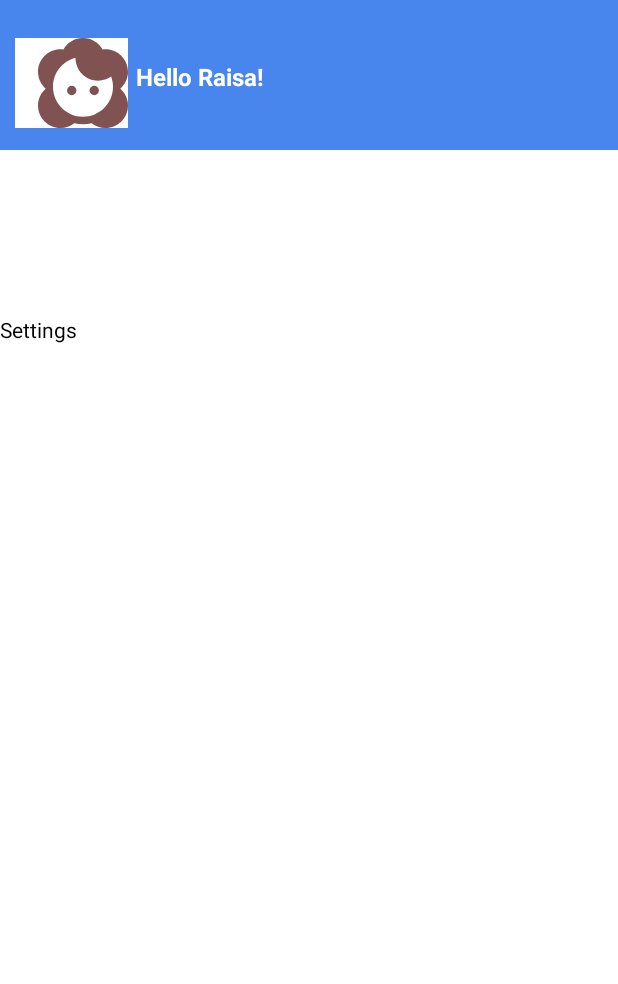
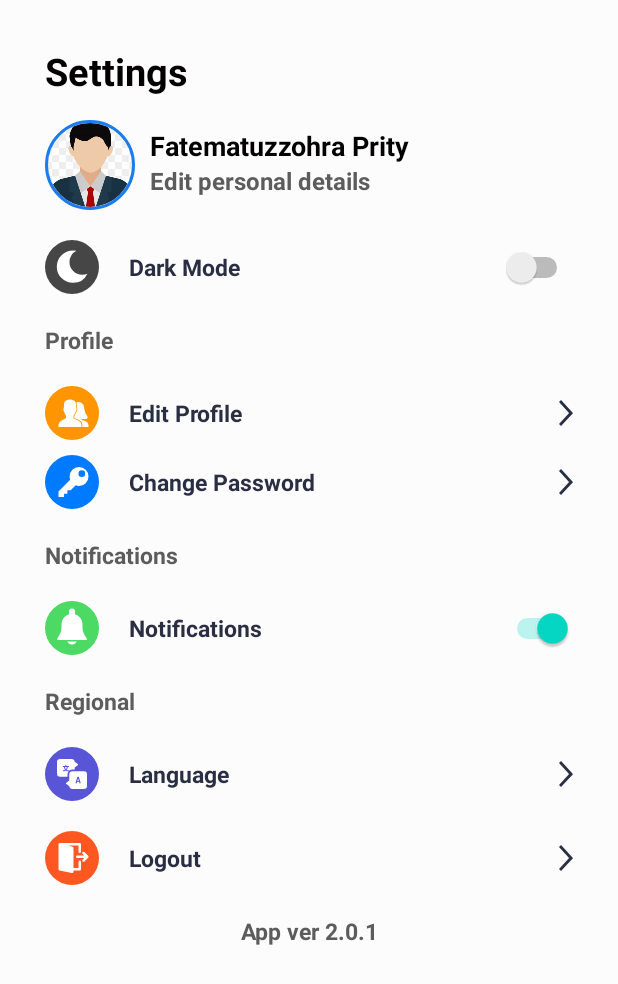
Before and after one commit to Raisa-islam/CarePlus, an Android app: the settings_card screen opened directly, with no data from a screen before it, on a phone screen of 412 x 824 dp. Shown: the top 984 px of the screen. Run offline under Robolectric (Android 15) with nearby library versions, the phone set to English and light mode, and no system bars; our stand-ins replace CircleImageView.

Commit message:
a little extra

```diff
--- a/app/build.gradle
+++ b/app/build.gradle
@@ -47,4 +47,7 @@ dependencies {
 
     implementation 'com.airbnb.android:lottie:3.4.4'
     implementation 'pl.droidsonroids.gif:android-gif-drawable:1.2.19'
+
+    //for circular image
+    implementation 'de.hdodenhof:circleimageview:3.0.0'
 }
--- /dev/null
+++ b/app/src/main/res/drawable/ic_dark_mode.xml
@@ -0,0 +1,12 @@
+<vector xmlns:android="http://schemas.android.com/apk/res/android"
+        android:width="36dp"
+        android:height="36dp"
+        android:viewportWidth="36.0"
+        android:viewportHeight="36.0">
+    <path
+        android:pathData="M18,18m-18,0a18,18 0,1 1,36 0a18,18 0,1 1,-36 0"
+        android:fillColor="#464646"/>
+    <path
+        android:pathData="M18.63,28.56a10.5,10.5 0,0 0,9.63 -6.07,8.23 8.23,0 0,1 -3.47,0.69A8.48,8.48 0,0 1,16.32 14.7,8.78 8.78,0 0,1 20.89,7.13 16.1,16.1 0,0 0,18.63 7a10.78,10.78 0,0 0,0 21.56ZM18.63,28.56"
+        android:fillColor="#fff"/>
+</vector>
--- /dev/null
+++ b/app/src/main/res/drawable/ic_edit_password.xml
@@ -0,0 +1,12 @@
+<vector xmlns:android="http://schemas.android.com/apk/res/android"
+        android:width="36dp"
+        android:height="36dp"
+        android:viewportWidth="36.0"
+        android:viewportHeight="36.0">
+    <path
+        android:pathData="M18,18m-18,0a18,18 0,1 1,36 0a18,18 0,1 1,-36 0"
+        android:fillColor="#007aff"/>
+    <path
+        android:pathData="M22.7,8a6.29,6.29 0,0 0,-6.3 6.3,7.76 7.76,0 0,0 0.37,2.22L9,24.3L9,28L12.7,28L12.7,25.78L14.93,25.78L14.93,23.56L17.15,23.56l3.33,-3.33a6.98,6.98 0,0 0,2.22 0.37A6.3,6.3 0,0 0,22.7 8ZM24.55,14.67a2.18,2.18 0,0 1,-2.22 -2.22,2.22 2.22,0 1,1 4.44,0A2.18,2.18 0,0 1,24.56 14.67Z"
+        android:fillColor="#fff"/>
+</vector>
--- /dev/null
+++ b/app/src/main/res/drawable/ic_edit_profile.xml
@@ -0,0 +1,15 @@
+<vector xmlns:android="http://schemas.android.com/apk/res/android"
+        android:width="36dp"
+        android:height="36dp"
+        android:viewportWidth="36.0"
+        android:viewportHeight="36.0">
+    <path
+        android:pathData="M18,18m-18,0a18,18 0,1 1,36 0a18,18 0,1 1,-36 0"
+        android:fillColor="#ff9500"/>
+    <path
+        android:pathData="M22.67,23.3 L19.49,21.7A0.88,0.88 0,0 1,19 20.92L19,19.79c0.08,-0.09 0.16,-0.2 0.24,-0.32a7.63,7.63 0,0 0,0.99 -1.93A1.32,1.32 0,0 0,21 16.33L21,15a1.33,1.33 0,0 0,-0.33 -0.88L20.67,12.35a2.99,2.99 0,0 0,-0.7 -2.17A4.2,4.2 0,0 0,16.67 9a4.2,4.2 0,0 0,-3.3 1.18,2.99 2.99,0 0,0 -0.7,2.17L12.67,14.13a1.33,1.33 0,0 0,-0.33 0.88L12.33,16.33a1.33,1.33 0,0 0,0.5 1.04A7,7 0,0 0,14 19.78v1.1a0.88,0.88 0,0 1,-0.46 0.77L10.57,23.28A3.01,3.01 0,0 0,9 25.92v1.41L24.33,27.33L24.33,25.99A2.99,2.99 0,0 0,22.67 23.3Z"
+        android:fillColor="#fff"/>
+    <path
+        android:pathData="M27.49,23.68l-3.24,-1.4a0.66,0.66 0,0 1,-0.23 -0.26l2.17,0s0.13,0.01 0.32,0.01a3.5,3.5 0,0 0,1.33 -0.24,0.99 0.99,0 0,0 0.41,-1.48A11.04,11.04 0,0 1,26.14 14.77c0,-0.04 -0.13,-4.03 -4.07,-4.06a4.94,4.94 0,0 0,-1.12 0.14A3.6,3.6 0,0 1,21.17 12.38v1.58a1.82,1.82 0,0 1,0.33 1.05v1.33a1.83,1.83 0,0 1,-0.87 1.55,8.1 8.1,0 0,1 -0.98,1.87q-0.08,0.11 -0.15,0.2v0.95a0.37,0.37 0,0 0,0.21 0.34l3.18,1.59a3.49,3.49 0,0 1,1.94 3.14v1.35L29,27.33L29,26.1A2.7,2.7 0,0 0,27.49 23.68Z"
+        android:fillColor="#fff"/>
+</vector>
--- /dev/null
+++ b/app/src/main/res/drawable/ic_languages.xml
@@ -0,0 +1,21 @@
+<vector xmlns:android="http://schemas.android.com/apk/res/android"
+        android:width="36dp"
+        android:height="36dp"
+        android:viewportWidth="36.0"
+        android:viewportHeight="36.0">
+    <path
+        android:pathData="M18,18m-18,0a18,18 0,1 1,36 0a18,18 0,1 1,-36 0"
+        android:fillColor="#5856d6"/>
+    <path
+        android:pathData="M25.85,16.16h-7.53a2.16,2.16 0,0 0,-2.15 2.15v4.09l-1.95,1.39a0.59,0.59 0,0 0,0 0.95l1.98,1.41a2.16,2.16 0,0 0,2.13 1.84h7.53a2.16,2.16 0,0 0,2.15 -2.15v-7.53A2.16,2.16 0,0 0,25.85 16.16ZM23.31,24.39c-0.14,0 -0.25,-0.04 -0.28,-0.16l-0.24,-0.83h-1.44l-0.24,0.83c-0.03,0.12 -0.14,0.16 -0.28,0.16 -0.22,0 -0.51,-0.14 -0.51,-0.34a0.36,0.36 0,0 1,0.01 -0.06l1.21,-3.95a0.51,0.51 0,0 1,0.52 -0.28c0.24,0 0.47,0.09 0.53,0.28l1.21,3.95a0.28,0.28 0,0 1,0.01 0.06C23.83,24.25 23.53,24.39 23.31,24.39ZM23.31,24.39"
+        android:fillColor="#fff"/>
+    <path
+        android:pathData="M21.53,22.75h1.09l-0.55,-1.93ZM21.53,22.75"
+        android:fillColor="#fff"/>
+    <path
+        android:pathData="M14.99,18.31a3.31,3.31 0,0 1,0.73 -2.08,3.14 3.14,0 0,1 -1.8,-0.56 3.14,3.14 0,0 1,-1.8 0.56,0.33 0.33,0 0,1 0,-0.66A2.49,2.49 0,0 0,13.4 15.22,3.15 3.15,0 0,1 12.58,13.4L12.12,13.4a0.33,0.33 0,1 1,0 -0.66L13.59,12.74v-0.8a0.33,0.33 0,1 1,0.66 0v0.8h1.47a0.33,0.33 0,1 1,0 0.66L15.26,13.4a3.15,3.15 0,0 1,-0.83 1.82,2.48 2.48,0 0,0 1.28,0.35 0.33,0.33 0,0 1,0.33 0.31,3.31 3.31,0 0,1 2.26,-0.89h1.53L19.84,13.59L21.79,12.2a0.59,0.59 0,0 0,0 -0.95L19.82,9.84A2.16,2.16 0,0 0,17.69 8L10.15,8A2.16,2.16 0,0 0,8 10.15L8,17.69a2.16,2.16 0,0 0,2.15 2.15L14.99,19.84ZM14.99,18.31"
+        android:fillColor="#fff"/>
+    <path
+        android:pathData="M13.92,14.8a2.5,2.5 0,0 0,0.68 -1.4h-1.36A2.5,2.5 0,0 0,13.92 14.8ZM13.92,14.8"
+        android:fillColor="#fff"/>
+</vector>
--- /dev/null
+++ b/app/src/main/res/drawable/ic_logout.xml
@@ -0,0 +1,15 @@
+<vector xmlns:android="http://schemas.android.com/apk/res/android"
+        android:width="36dp"
+        android:height="36dp"
+        android:viewportWidth="36.0"
+        android:viewportHeight="36.0">
+    <path
+        android:pathData="M18,18m-18,0a18,18 0,1 1,36 0a18,18 0,1 1,-36 0"
+        android:fillColor="#ff5722"/>
+    <path
+        android:pathData="M28.94,16.85a0.84,0.84 0,0 0,-0.18 -0.27l-2.5,-2.5a0.83,0.83 0,1 0,-1.18 1.18l1.08,1.08h-4.66a0.83,0.83 0,1 0,0 1.67h4.66l-1.08,1.08a0.83,0.83 0,1 0,1.18 1.18l2.5,-2.5a0.83,0.83 0,0 0,0.18 -0.27A0.83,0.83 0,0 0,28.94 16.85Z"
+        android:fillColor="#fff"/>
+    <path
+        android:pathData="M23.17,19.67a0.83,0.83 0,0 0,-0.83 0.83v4.17L19,24.67L19,11.33a0.83,0.83 0,0 0,-0.59 -0.8L15.51,9.67h6.82L22.33,13.83a0.83,0.83 0,0 0,1.67 0v-5A0.83,0.83 0,0 0,23.17 8L9.83,8A0.74,0.74 0,0 0,9.75 8.02,0.82 0.82,0 0,0 9.39,8.14C9.38,8.15 9.35,8.15 9.34,8.16S9.33,8.18 9.32,8.18A0.83,0.83 0,0 0,9.1 8.45a0.68,0.68 0,0 0,-0.02 0.07,0.79 0.79,0 0,0 -0.07,0.2 0.52,0.52 0,0 0,0 0.07C9.01,8.8 9,8.82 9,8.83L9,25.5a0.83,0.83 0,0 0,0.67 0.82l8.33,1.67A0.78,0.78 0,0 0,18.17 28a0.83,0.83 0,0 0,0.83 -0.83v-0.83h4.17a0.83,0.83 0,0 0,0.83 -0.83v-5A0.83,0.83 0,0 0,23.17 19.67Z"
+        android:fillColor="#fff"/>
+</vector>
--- /dev/null
+++ b/app/src/main/res/drawable/ic_more.xml
@@ -0,0 +1,11 @@
+<vector xmlns:android="http://schemas.android.com/apk/res/android"
+        android:width="9dp"
+        android:height="17dp"
+        android:viewportWidth="9.879"
+        android:viewportHeight="17.488">
+    <path
+        android:pathData="M0.723,0.69l7.72,8.094 0.046,0.048 -3.857,3.952 -3.909,4"
+        android:strokeColor="#2a2e43"
+        android:fillColor="#00000000"
+        android:strokeWidth="2"/>
+</vector>
--- /dev/null
+++ b/app/src/main/res/drawable/ic_notifications.xml
@@ -0,0 +1,15 @@
+<vector xmlns:android="http://schemas.android.com/apk/res/android"
+        android:width="36dp"
+        android:height="36dp"
+        android:viewportWidth="36.0"
+        android:viewportHeight="36.0">
+    <path
+        android:pathData="M18,18m-18,0a18,18 0,1 1,36 0a18,18 0,1 1,-36 0"
+        android:fillColor="#4cd964"/>
+    <path
+        android:pathData="M27.92,25.24l-1.72,-2.86a8.5,8.5 0,0 1,-1.21 -4.37L25,15.5a7.01,7.01 0,0 0,-5 -6.7L20,7a2,2 0,1 0,-4 0L16,8.8a7.01,7.01 0,0 0,-5 6.7v2.51a8.51,8.51 0,0 1,-1.21 4.37l-1.72,2.86a0.5,0.5 0,0 0,0.43 0.76h19a0.5,0.5 0,0 0,0.43 -0.76Z"
+        android:fillColor="#fff"/>
+    <path
+        android:pathData="M14.85,27a3.48,3.48 0,0 0,6.3 0Z"
+        android:fillColor="#fff"/>
+</vector>
--- a/app/src/main/res/layout/activity_settings_card.xml
+++ b/app/src/main/res/layout/activity_settings_card.xml
@@ -1,69 +1,108 @@
 <?xml version="1.0" encoding="utf-8"?>
-<LinearLayout xmlns:android="http://schemas.android.com/apk/res/android"
+<ScrollView
+    xmlns:android="http://schemas.android.com/apk/res/android"
     xmlns:app="http://schemas.android.com/apk/res-auto"
     xmlns:tools="http://schemas.android.com/tools"
+    tools:context=".settings_card"
     android:layout_width="match_parent"
     android:layout_height="match_parent"
-    android:orientation="vertical"
-    tools:context=".settings_card">
-    <FrameLayout
+    android:background="@color/contentBodyColor">
 
-        android:id="@+id/frame1"
+    <LinearLayout
         android:layout_width="match_parent"
-        android:layout_height="100dp"
-        android:layout_alignParentTop="true"
-        android:layout_marginTop="0dp"
-        android:background="@color/colorAccent"
-        android:gravity="center_vertical">
+        android:layout_height="wrap_content"
+        android:orientation="vertical"
+        android:padding="30dp">
+
+        <TextView
+            style="@style/viewParent.headerText"
+            android:text="Settings" />
+
+        <RelativeLayout
+            android:layout_width="match_parent"
+            android:layout_height="wrap_content">
+
+            <de.hdodenhof.circleimageview.CircleImageView
+                android:id="@+id/profileCircleImageView"
+                android:layout_width="60dp"
+                android:layout_height="60dp"
+                app:civ_border_width="2dp"
+                app:civ_border_color="@color/imageBorderColor"
+                android:src="@drawable/user_dp"
+                android:layout_marginTop="15dp"
+                android:layout_marginRight="10dp"/>
+
+            <TextView
+                android:id="@+id/usernameTextView"
+                style="@style/viewParent.headerText"
+                android:layout_marginTop="20dp"
+                android:layout_toRightOf="@id/profileCircleImageView"
+                android:text="Fatematuzzohra Prity"
+                android:textSize="18sp" />
+
+            <TextView
+                style="@style/viewParent.headerText"
+                android:text="Edit personal details"
+                android:textSize="16sp"
+                android:textColor="#5D5C5C"
+                android:layout_below="@id/usernameTextView"
+                android:layout_toRightOf="@id/profileCircleImageView"/>
 
 
-        <LinearLayout
-            android:layout_width="wrap_content"
-            android:layout_height="wrap_content"
-            android:layout_marginStart="10dp"
-            android:layout_marginLeft="10dp"
-            android:orientation="horizontal">
 
-            <LinearLayout
-                android:layout_width="wrap_content"
-                android:layout_height="wrap_content"
-                android:layout_marginTop="25dp"
-                android:background="@color/white">
+        </RelativeLayout>
 
-                <ImageView
-                    android:layout_width="60dp"
-                    android:layout_height="60dp"
-                    android:layout_marginLeft="15dp"
-                    android:background="@drawable/ic_baseline_face_2_24" />
+        <Switch
+            android:id="@+id/darkModeSwitch"
+            style="@style/settingsText"
+            android:drawableLeft="@drawable/ic_dark_mode"
+            android:text="Dark Mode" />
 
-            </LinearLayout>
+        <TextView
+            style="@style/viewParent.headerText.settingsMiniTitle"
+            android:text="Profile"/>
+
+        <TextView
+            style="@style/viewParent.headerText.settingsTextIcon"
+            android:drawableLeft="@drawable/ic_edit_profile"
+            android:text="Edit Profile" />
+
+        <TextView
+            style="@style/viewParent.headerText.settingsTextIcon"
+            android:drawableLeft="@drawable/ic_edit_password"
+            android:layout_marginTop="10dp"
+            android:text="Change Password" />
+
+        <TextView
+            style="@style/viewParent.headerText.settingsMiniTitle"
+            android:text="Notifications"/>
+
+        <Switch
+            style="@style/settingsText"
+            android:checked="true"
+            android:drawableLeft="@drawable/ic_notifications"
+            android:text="Notifications" />
+
+        <TextView
+            style="@style/viewParent.headerText.settingsMiniTitle"
+            android:text="Regional"/>
+
+        <TextView
+            style="@style/viewParent.headerText.settingsTextIcon"
+            android:drawableLeft="@drawable/ic_languages"
+            android:text="Language" />
 
 
-            <TextView
-                android:id="@+id/TVname"
-                android:layout_width="match_parent"
-                android:layout_height="wrap_content"
-                android:layout_marginLeft="5dp"
-                android:layout_marginTop="40dp"
-                android:text="Hello Raisa!"
-                android:textColor="@color/white"
-                android:textSize="16sp"
-                android:textStyle="bold" />
-        </LinearLayout>
+        <TextView
+            style="@style/viewParent.headerText.settingsTextIcon"
+            android:drawableLeft="@drawable/ic_logout"
+            android:text="Logout"
+            android:textColorLink="#FF5722" />
 
+        <TextView
+            style="@style/viewParent.headerText.settingsMiniTitle"
+            android:text="App ver 2.0.1"
+            android:textAlignment="center" />
 
-    </FrameLayout>
-    <FrameLayout
-        android:layout_width="match_parent"
-        android:layout_height="wrap_content"
-        android:layout_marginTop="10dp">
-        <!--here we will update the things later-->
-        <TextView
-            android:layout_width="100dp"
-            android:layout_height="100dp"
-            android:layout_marginTop="100dp"
-            android:text="Settings"
-            android:textColor="@color/black"/>
-    </FrameLayout>
-
-</LinearLayout>
+    </LinearLayout>
+</ScrollView>
--- a/app/src/main/res/values/colors.xml
+++ b/app/src/main/res/values/colors.xml
@@ -12,5 +12,9 @@
     <color name="colorAccent">#4885ed</color>
     <color name="black_shade_1">#0e2433</color>
     <color name="black_shade_2">#1C4966</color>
+    <color name="contentBodyColor">#FCFCFC</color>
+    <color name="contentTextColor">#020000</color>
+    <color name="imageBorderColor">#1b7ced</color>
+    <color name="miniTitle">#2A2E43</color>
 1
 </resources>
--- a/app/src/main/res/values/dimens.xml
+++ b/app/src/main/res/values/dimens.xml
@@ -5,4 +5,5 @@
     <dimen name="nav_header_vertical_spacing">8dp</dimen>
     <dimen name="nav_header_height">176dp</dimen>
     <dimen name="fab_margin">16dp</dimen>
+    <dimen name="headerTextSize">25sp</dimen>
 </resources>
--- a/app/src/main/res/values/themes.xml
+++ b/app/src/main/res/values/themes.xml
@@ -51,4 +51,33 @@
         <item name="android:windowEnterAnimation">@anim/slide_in_bottom</item>
         <item name="android:windowExitAnimation">@anim/slide_out_bottom</item>
     </style>
+    <!--styles for education app-->
+    <style name="viewParent">
+        <item name="android:layout_width">wrap_content</item>
+        <item name="android:layout_height">wrap_content</item>
+    </style>
+
+    <style name="viewParent.headerText">
+        <item name="android:textColor">@color/contentTextColor</item>
+        <item name="android:textSize">@dimen/headerTextSize</item>
+        <item name="android:textStyle">bold</item>
+    </style>
+
+    <style name="viewParent.headerText.settingsMiniTitle">
+        <item name="android:textColor">#5D5C5C</item>
+        <item name="android:layout_width">match_parent</item>
+        <item name="android:textSize">15sp</item>
+        <item name="android:layout_marginTop">20dp</item>
+    </style>
+
+    <style name="settingsText" parent="viewParent.headerText.settingsMiniTitle">
+        <item name="android:textColor">@color/miniTitle</item>
+        <item name="android:layout_gravity">center_vertical</item>
+        <item name="android:gravity">center_vertical</item>
+        <item name="android:drawablePadding">20dp</item>
+    </style>
+    <style name="viewParent.headerText.settingsTextIcon" parent="settingsText">
+        <item name="android:drawableRight">@drawable/ic_more</item>
+    </style>
+
 </resources>
```
Also changed, not shown: app/src/main/res/drawable/user_dp.png (added).
